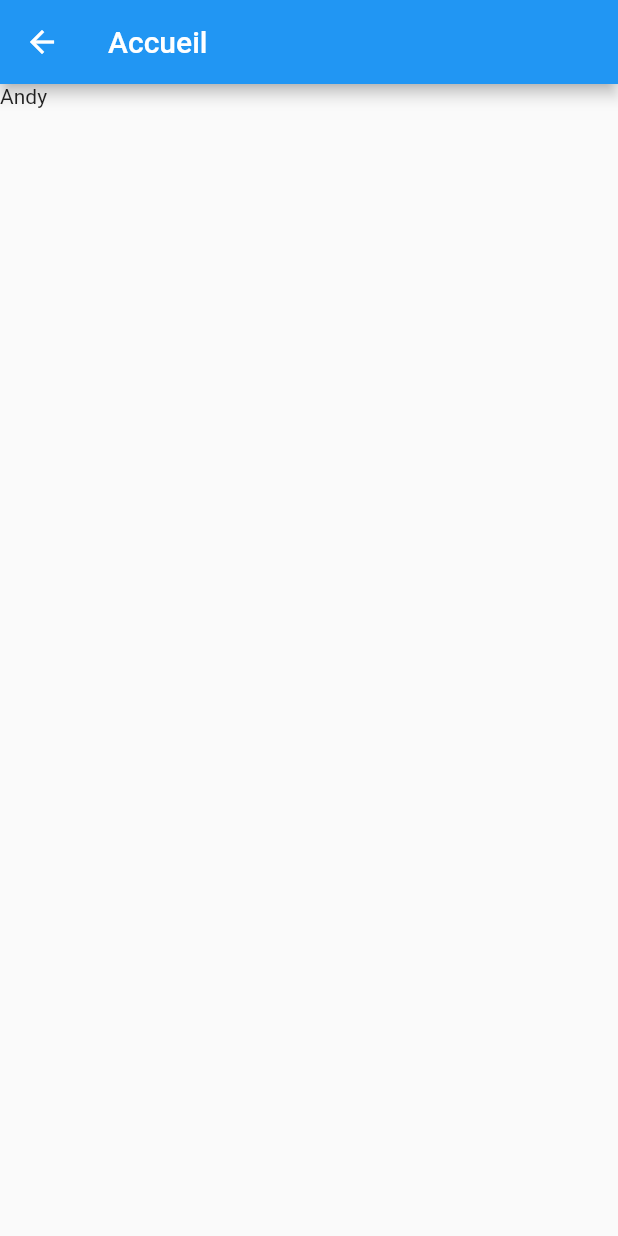
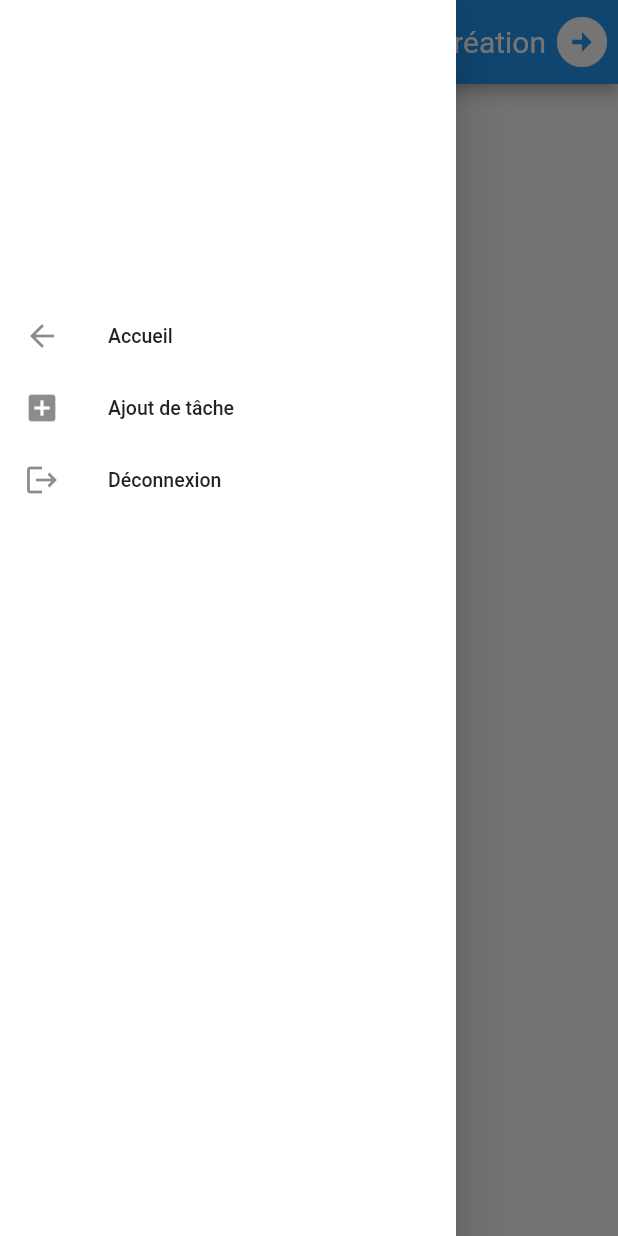
Before and after one commit to AndyLy96/Tp1_MobileAvance, a Flutter app: the EcranAccueil screen opened by its route, with the side drawer open (before the commit the screen has no drawer), on a phone screen of 412 x 824 dp. Run offline on Flutter 3.47's test engine with Material 2 defaults, Android fonts, the light colour scheme and no system bars; our stand-ins replace cookie_jar, dio, dio_cookie_manager; network calls fail.

Commit message:
Ajout du tiroir, l'écran de création et de la méthode Signout

```diff
--- a/tp1_mobile/lib/Pages/ecran_accueil.dart
+++ b/tp1_mobile/lib/Pages/ecran_accueil.dart
@@ -1,7 +1,11 @@
 import 'package:flutter/material.dart';
+import 'package:tp1_mobile/Pages/ecran_creation.dart';
+import 'package:tp1_mobile/Pages/ecran_inscription.dart';
+import 'package:tp1_mobile/Pages/tiroir_nav.dart';
 
 class EcranAccueil extends StatefulWidget {
-  const EcranAccueil({super.key});
+  final String le_parametre;
+  const EcranAccueil({Key? key, required this.le_parametre}) : super(key: key);
 
   @override
   _ecranAccueilState createState() => _ecranAccueilState();
@@ -15,13 +19,28 @@ class _ecranAccueilState extends State<EcranAccueil> {
   @override
   Widget build(BuildContext context) {
     return Scaffold(
-      // TODO decommenter la ligne suivante
-        appBar: AppBar(
-          // Here we take the value from the MyHomePage object that was created by
-          // the App.build method, and use it to set our appbar title.
-          title: const Text('Accueil'),
-        ),
-        body: const Text('Andy')
+
+        drawer: LeTiroir(),
+        //TODO decommenter la ligne suivante
+        appBar: AppBar(title: const Text('Accueil'), automaticallyImplyLeading: true,
+        actions: [
+          Align(
+            alignment: Alignment.center,
+            child: Text('Création', style: TextStyle(fontSize: 20),),
+          ),
+          IconButton(
+            padding: EdgeInsets.all(0.0),
+            icon: const Icon(Icons.arrow_circle_right, size: 40,),
+            onPressed: () {
+              Navigator.push(context,
+                MaterialPageRoute(
+                  builder: (context) => const EcranCreation(),
+                ),
+              );
+            },
+          ),
+        ],),
+        body: Text(widget.le_parametre)
     );
   }
 }
--- a/tp1_mobile/lib/Pages/main.dart
+++ b/tp1_mobile/lib/Pages/main.dart
@@ -19,13 +19,14 @@ class MyApp extends StatelessWidget {
       title: 'Flutter Demo',
       home: const ConnexionPage(),
       routes: routes(),
+      debugShowCheckedModeBanner: false,
     );
   }
 
   Map<String, WidgetBuilder> routes() {
     return {
       '/home': (context) => const ConnexionPage(),
-      '/acceuil': (context) => const EcranAccueil(),
+      '/acceuil': (context) => EcranAccueil(le_parametre: '' ,),
       '/inscription': (context) => const EcranInscription()
     };
   }
--- a/tp1_mobile/lib/Pages/tiroir_nav.dart
+++ b/tp1_mobile/lib/Pages/tiroir_nav.dart
@@ -0,0 +1,116 @@
+import 'package:dio/dio.dart';
+import 'package:flutter/material.dart';
+import 'package:tp1_mobile/Pages/ecran_accueil.dart';
+import 'package:tp1_mobile/Pages/ecran_connexion.dart';
+import 'package:tp1_mobile/Pages/ecran_creation.dart';
+
+
+class LeTiroir extends StatefulWidget {
+
+  @override
+  State<StatefulWidget> createState() => LeTiroirState();
+}
+
+class LeTiroirState extends State<LeTiroir> {
+
+  final dio = Dio();
+
+
+  void _signOut() async {
+
+
+    try{
+      final response = await dio.post('http://10.0.2.2:8080/api/id/signout');
+      Navigator.push(context ,
+        MaterialPageRoute(
+          builder: (context) => ConnexionPage(),
+        ),
+        // arguments: {"name" : username.text}
+      );
+
+      print(response);
+
+
+    }on DioError catch (e){
+      final snackBar = SnackBar(
+        content: Text(e.response?.data),
+      );
+
+      ScaffoldMessenger.of(context).showSnackBar(snackBar);
+
+    }
+
+  }
+
+
+
+  @override
+  Widget build(BuildContext context) {
+    var listView = ListView(
+      padding: EdgeInsets.zero,
+      children: <Widget>[
+        Container(height: 200,),
+        ListTile(
+          dense: true,
+          leading: Icon(Icons.arrow_back_outlined),
+          title: Text("Accueil"),
+          onTap: () {
+            // TODO ferme le tiroir de navigation
+            Navigator.of(context).pop();
+            Navigator.push(
+              context,
+              MaterialPageRoute(
+                builder: (context) => EcranAccueil(le_parametre: '',),
+              ),
+            );
+            // Then close the drawer
+          },
+        ),
+        ListTile(
+          dense: true,
+          leading: Icon(Icons.add_box),
+          title: Text("Ajout de tâche"),
+          onTap: () {
+            Navigator.of(context).pop();
+            Navigator.push(
+              context,
+              MaterialPageRoute(
+                builder: (context) => EcranCreation(),
+              ),
+            );
+            // Then close the drawer
+          },
+        ),
+        ListTile(
+          dense: true,
+          leading: Icon(Icons.logout),
+          title: Text("Déconnexion"),
+          onTap: _signOut
+        ),
+        // ListTile(
+        //   dense: true,
+        //   leading: Icon(Icons.ac_unit),
+        //   title: Text("Consultation"),
+        //   onTap: () {
+        //     // TODO ferme le tiroir de navigation
+        //     Navigator.of(context).pop();
+        //     Navigator.push(
+        //       context,
+        //       MaterialPageRoute(
+        //         builder: (context) => EcranAccueil(),
+        //       ),
+        //     );
+        //     // Then close the drawer
+        //   },
+        // ),
+      ],
+    );
+
+    return Drawer(
+      child: new Container(
+        color: const Color(0xFFFFFFFF),
+        child: listView,
+      ),
+    );
+  }
+}
```
Also changed, not shown: tp1_mobile/lib/Pages/ecran_connexion.dart (+10 -13 lines), tp1_mobile/lib/Pages/ecran_creation.dart (+94 -0 lines), tp1_mobile/lib/Pages/ecran_inscription.dart (+7 -2 lines), tp1_mobile/lib/DIO/transfer.dart (line endings or trailing spaces).
